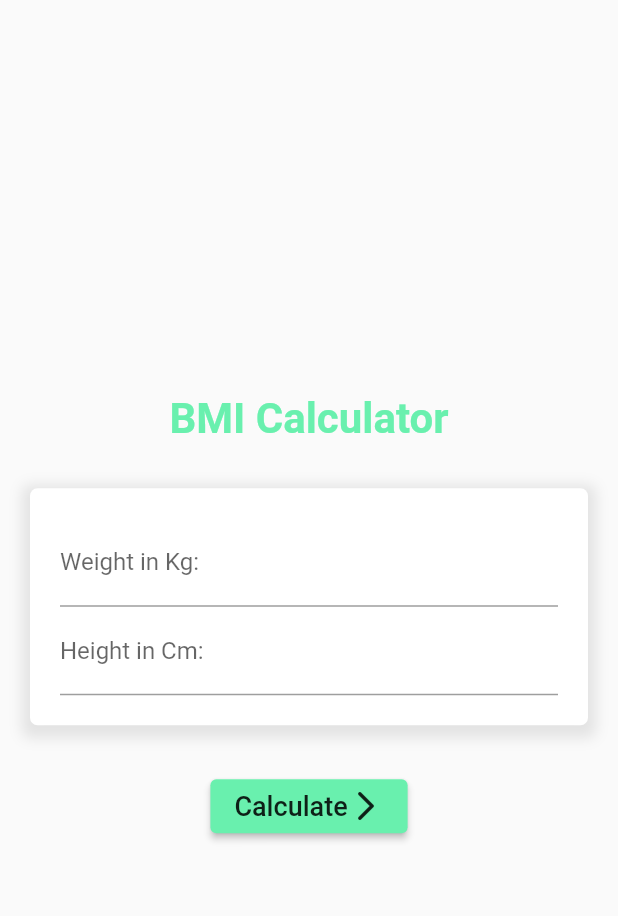
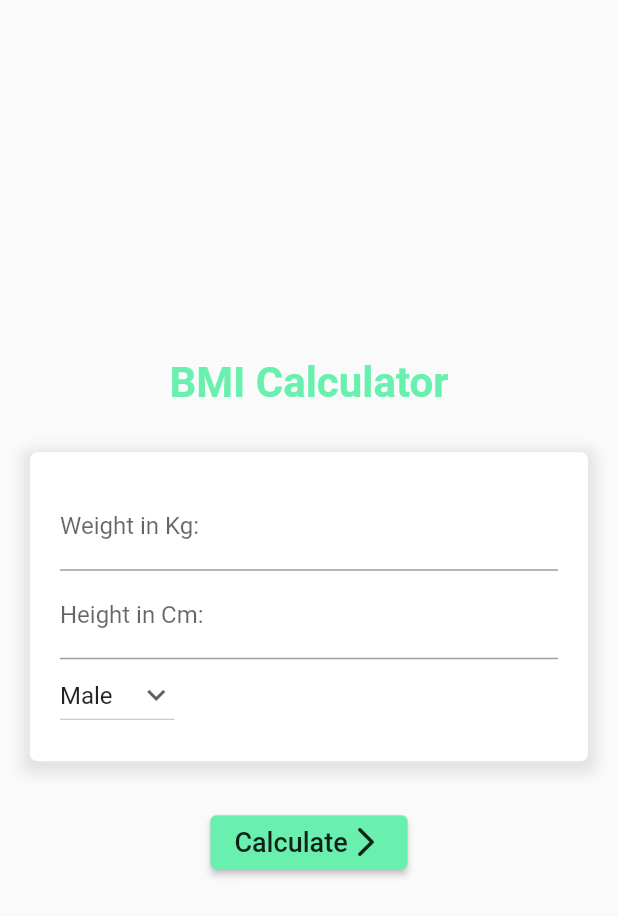
Before and after one commit to Mattias170624/BMI-Calculator, a Flutter app: the screen it shows after launch, on a phone screen of 412 x 824 dp. Shown: the top 916 px of the screen. Run offline on Flutter 3.47's test engine with Material 2 defaults, Android fonts, the phone set to English and light mode, and no system bars; missing offline and left inert: dart:ffi.

Commit message:
Added gender picker

```diff
--- /dev/null
+++ b/lib/genderList.dart
@@ -0,0 +1,35 @@
+import 'package:flutter/material.dart';
+
+class GenderList extends StatefulWidget {
+  @override
+  State<GenderList> createState() => _GenderListState();
+}
+
+class _GenderListState extends State<GenderList> {
+  String dropdownvalue = 'Male';
+  // var genderList = ['Male', 'Female'];
+  List<String> genderList = ['Male', 'Female'];
+
+  @override
+  Widget build(BuildContext context) {
+    return DropdownButton(
+      value: dropdownvalue,
+      icon: const Icon(Icons.keyboard_arrow_down),
+      items: [
+        DropdownMenuItem(
+          child: Text('Male'),
+          value: 'Male',
+        ),
+        DropdownMenuItem(
+          child: Text('Female'),
+          value: 'Female',
+        ),
+      ],
+      onChanged: (String? newValue) {
+        setState(() {
+          dropdownvalue = newValue!;
+        });
+      },
+    );
+  }
+}
--- a/lib/main.dart
+++ b/lib/main.dart
@@ -2,7 +2,9 @@
 
 import 'dart:ffi';
 import 'dart:math';
+import 'package:bmi_app/genderList.dart';
 import 'package:flutter/material.dart';
+import 'genderList.dart';
 import 'resultPage.dart';
 
 void main() {
@@ -94,6 +96,10 @@ class StartScreen extends StatelessWidget {
                       keyboardType: TextInputType.number,
                       decoration: InputDecoration(labelText: 'Height in Cm:'),
                     ),
+                    Align(
+                      alignment: Alignment.centerLeft,
+                      child: GenderList(),
+                    ),
                   ],
                 ),
               ),
@@ -131,5 +137,3 @@ class StartScreen extends StatelessWidget {
     );
   }
 }
-
-//Icon(Icons.arrow_forward_ios_rounded)
```
